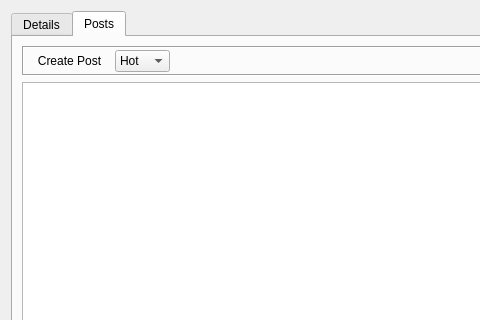
Old version of the form retroshare-gui/src/gui/Posted/PostedListWidgetWithModel.ui in the repository RetroShare/RetroShare; both pictures show x 0 to 480 and y 0 to 320 of the 731 by 593 pixel window.
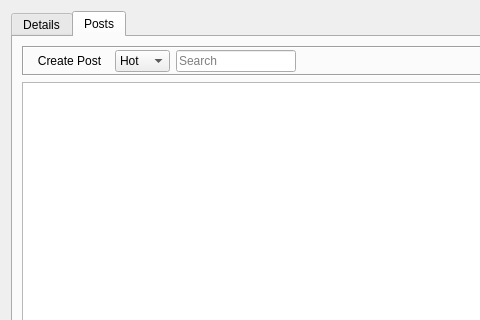
New version of the form. Icons and pictures are not drawn. Custom widgets are drawn as their Qt base class.

Patch:
```diff
--- a/retroshare-gui/src/gui/Posted/PostedListWidgetWithModel.ui
+++ b/retroshare-gui/src/gui/Posted/PostedListWidgetWithModel.ui
@@ -385,6 +385,13 @@
             </item>
            </widget>
           </item>
+          <item>
+           <widget class="LineEditClear" name="filter_LE">
+            <property name="placeholderText">
+             <string>Search</string>
+            </property>
+           </widget>
+          </item>
           <item>
            <spacer name="horizontalSpacer_2">
             <property name="orientation">
@@ -542,6 +549,11 @@
    <extends>QTreeView</extends>
    <header>gui/common/RSTreeView.h</header>
   </customwidget>
+  <customwidget>
+   <class>LineEditClear</class>
+   <extends>QLineEdit</extends>
+   <header>gui/common/LineEditClear.h</header>
+  </customwidget>
   <customwidget>
    <class>GxsIdChooser</class>
    <extends>QComboBox</extends>
```
